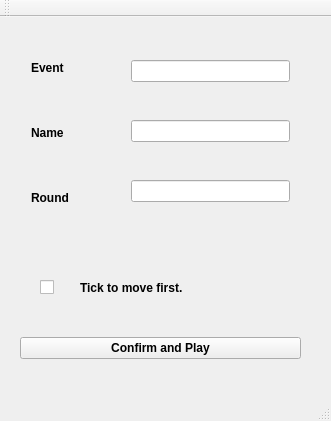
Qt form ui/NewGame.ui (prabinrath/Roborex_Chess) before a commit.
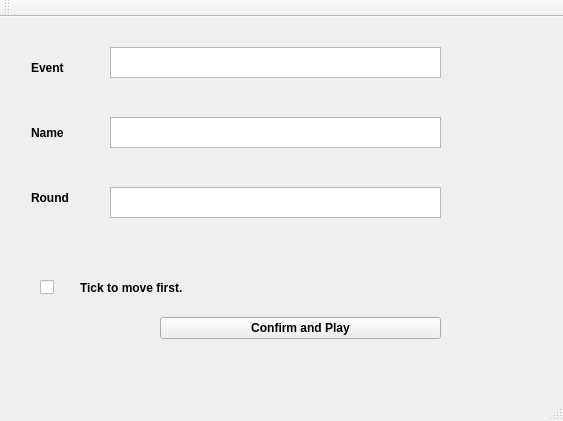
The same form after that commit.

The edit to the form file:
```diff
--- a/ui/NewGame.ui
+++ b/ui/NewGame.ui
@@ -6,7 +6,7 @@
    <rect>
     <x>0</x>
     <y>0</y>
-    <width>331</width>
+    <width>563</width>
     <height>421</height>
    </rect>
   </property>
@@ -17,8 +17,8 @@
    <widget class="QPushButton" name="confirm">
     <property name="geometry">
      <rect>
-      <x>20</x>
-      <y>320</y>
+      <x>160</x>
+      <y>300</y>
       <width>281</width>
       <height>22</height>
      </rect>
@@ -84,37 +84,12 @@
      </item>
     </layout>
    </widget>
-   <widget class="QWidget" name="layoutWidget">
-    <property name="geometry">
-     <rect>
-      <x>120</x>
-      <y>0</y>
-      <width>181</width>
-      <height>231</height>
-     </rect>
-    </property>
-    <layout class="QVBoxLayout" name="verticalLayout_2">
-     <item>
-      <widget class="QLineEdit" name="event">
-       <property name="clearButtonEnabled">
-        <bool>false</bool>
-       </property>
-      </widget>
-     </item>
-     <item>
-      <widget class="QLineEdit" name="name"/>
-     </item>
-     <item>
-      <widget class="QLineEdit" name="round"/>
-     </item>
-    </layout>
-   </widget>
    <widget class="QLabel" name="label_3">
     <property name="geometry">
      <rect>
       <x>80</x>
       <y>250</y>
-      <width>179</width>
+      <width>271</width>
       <height>41</height>
      </rect>
     </property>
@@ -147,6 +122,36 @@
      <string/>
     </property>
    </widget>
+   <widget class="QTextEdit" name="event">
+    <property name="geometry">
+     <rect>
+      <x>110</x>
+      <y>30</y>
+      <width>331</width>
+      <height>31</height>
+     </rect>
+    </property>
+   </widget>
+   <widget class="QTextEdit" name="name">
+    <property name="geometry">
+     <rect>
+      <x>110</x>
+      <y>100</y>
+      <width>331</width>
+      <height>31</height>
+     </rect>
+    </property>
+   </widget>
+   <widget class="QTextEdit" name="round">
+    <property name="geometry">
+     <rect>
+      <x>110</x>
+      <y>170</y>
+      <width>331</width>
+      <height>31</height>
+     </rect>
+    </property>
+   </widget>
   </widget>
   <widget class="QMenuBar" name="menuBar">
    <property name="geometry">
```
Left out of the diff: 4 changed lines with no effect on the pictures.
